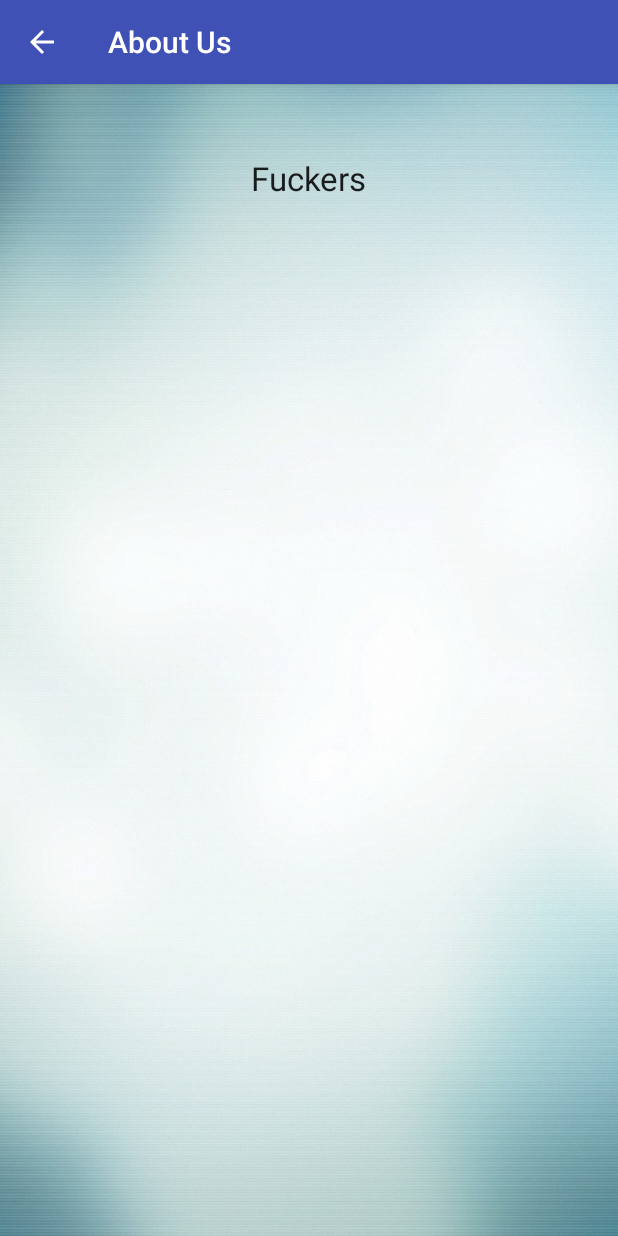
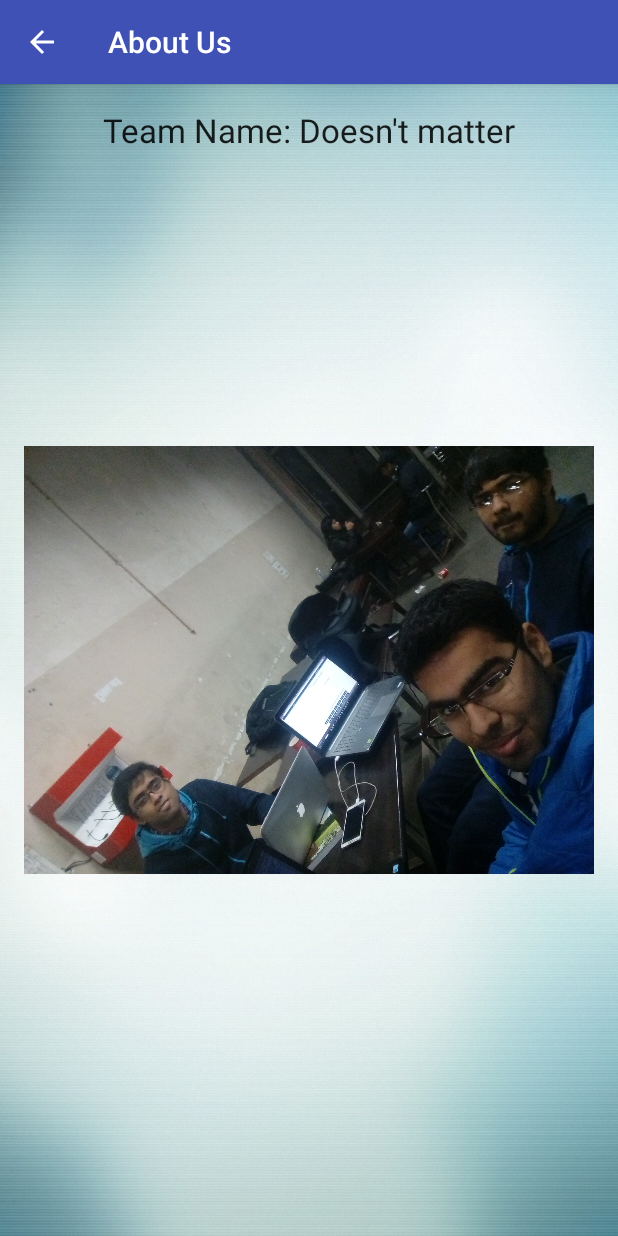
Before and after one commit to akshittyagi/AssignmentZero, an Android app: the AboutActivity screen opened directly, with no data from a screen before it, on a phone screen of 412 x 824 dp. Run offline under Robolectric (Android 15) with nearby library versions, the light colour scheme and no system bars.

```diff
--- a/app/src/main/AndroidManifest.xml
+++ b/app/src/main/AndroidManifest.xml
@@ -9,11 +9,10 @@
         android:icon="@mipmap/ic_launcher"
         android:label="@string/app_name"
         android:supportsRtl="true"
-        android:theme="@style/AppTheme">
+        android:theme="@style/AppTheme.NoActionBar">
         <activity android:name=".Splash">
             <intent-filter>
                 <action android:name="android.intent.action.MAIN" />
-
                 <category android:name="android.intent.category.LAUNCHER" />
             </intent-filter>
         </activity>
--- a/app/src/main/res/layout/content_about.xml
+++ b/app/src/main/res/layout/content_about.xml
@@ -4,21 +4,29 @@
     xmlns:tools="http://schemas.android.com/tools"
     android:layout_width="match_parent"
     android:layout_height="match_parent"
-    android:paddingBottom="@dimen/activity_vertical_margin"
-    android:paddingLeft="@dimen/activity_horizontal_margin"
-    android:paddingRight="@dimen/activity_horizontal_margin"
-    android:paddingTop="@dimen/activity_vertical_margin"
+    android:paddingBottom="@dimen/activity_vertical_margin_about"
+    android:paddingLeft="@dimen/activity_horizontal_margin_about"
+    android:paddingRight="@dimen/activity_horizontal_margin_about"
+    android:paddingTop="@dimen/activity_vertical_margin_about"
     app:layout_behavior="@string/appbar_scrolling_view_behavior"
     tools:context="com.example.akty7.assignment03.AboutActivity"
     tools:showIn="@layout/activity_about">
 
-
+    <ImageView
+        android:layout_width="match_parent"
+        android:layout_height="wrap_content"
+        android:id="@+id/imageView"
+        android:src="@drawable/fuckers"
+        android:layout_alignParentStart="true"
+        />
     <TextView
         android:layout_width="wrap_content"
         android:layout_height="wrap_content"
         android:textAppearance="?android:attr/textAppearanceLarge"
-        android:text="Fuckers"
+        android:text="Team Name: Doesn't matter"
         android:id="@+id/textView4"
         android:layout_alignParentTop="true"
         android:layout_centerHorizontal="true" />
+
+
 </RelativeLayout>
--- a/app/src/main/res/values/dimens.xml
+++ b/app/src/main/res/values/dimens.xml
@@ -1,7 +1,9 @@
 <resources>
     <!-- Default screen margins, per the Android Design guidelines. -->
-    <dimen name="activity_horizontal_margin">48dp</dimen>
-    <dimen name="activity_vertical_margin">48dp</dimen>
+    <dimen name="activity_horizontal_margin">32dp</dimen>
+    <dimen name="activity_vertical_margin">32dp</dimen>
+    <dimen name="activity_horizontal_margin_about">16dp</dimen>
+    <dimen name="activity_vertical_margin_about">16dp</dimen>
     <dimen name="activity_horizontal_margin_main">48dp</dimen>
     <dimen name="activity_vertical_margin_main">48dp</dimen>
     <dimen name="fab_margin">16dp</dimen>
--- a/app/src/main/res/values/styles.xml
+++ b/app/src/main/res/values/styles.xml
@@ -6,6 +6,7 @@
         <item name="colorPrimary">@color/colorPrimary</item>
         <item name="colorPrimaryDark">@color/colorPrimaryDark</item>
         <item name="colorAccent">@color/colorAccent</item>
+
     </style>
 
     <style name="AppTheme.NoActionBar">
```
Also changed, not shown: app/src/main/res/layout/content_response.xml (+5 -5 lines), app/src/main/res/drawable/fuckers.jpg (added), 3 other files.
